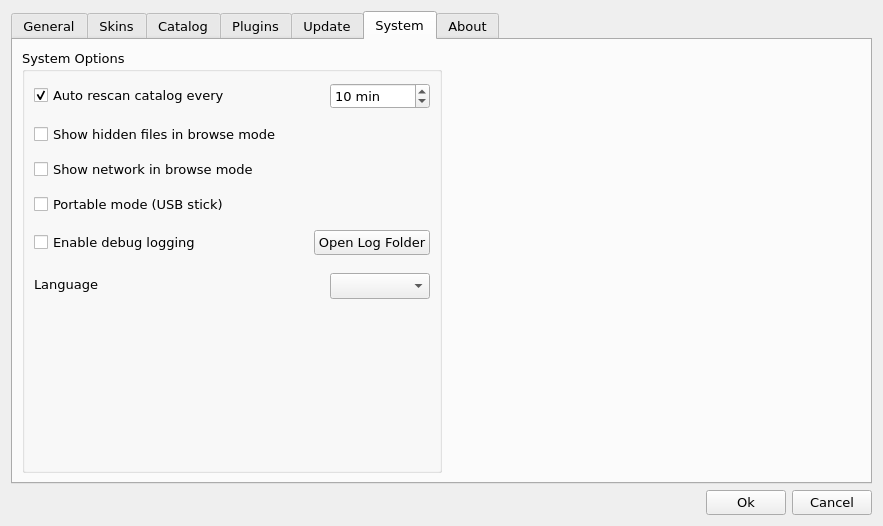
Above: src/Launchy/OptionDialog.ui from samsonwang/LaunchyQt before the change. Below: the same form after it.
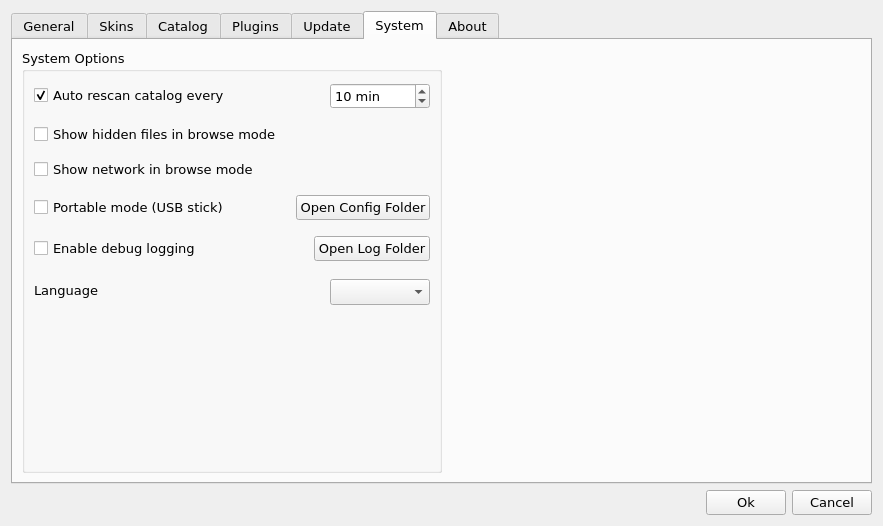
That is the form after the change. The open tabs and pages were chosen to show the change. Icons and pictures are not drawn. Custom widgets are drawn as their Qt base class.

Commit message: feature: add a button to open the config directory in the option dialog

```diff
--- a/src/Launchy/OptionDialog.ui
+++ b/src/Launchy/OptionDialog.ui
@@ -2064,11 +2064,47 @@
            </widget>
           </item>
           <item>
-           <widget class="QCheckBox" name="checkBoxPortable">
-            <property name="text">
-             <string>Portable mode (USB stick)</string>
+           <layout class="QHBoxLayout" name="horizontalLayoutPortable">
+            <property name="topMargin">
+             <number>2</number>
             </property>
-           </widget>
+            <property name="bottomMargin">
+             <number>2</number>
+            </property>
+            <item>
+             <widget class="QCheckBox" name="checkBoxPortable">
+              <property name="text">
+               <string>Portable mode (USB stick)</string>
+              </property>
+              <property name="toolTip">
+               <string>Store settings next to the executable instead of the user profile</string>
+              </property>
+             </widget>
+            </item>
+            <item>
+             <spacer name="horizontalSpacerPortable">
+              <property name="orientation">
+               <enum>Qt::Horizontal</enum>
+              </property>
+              <property name="sizeHint" stdset="0">
+               <size>
+                <width>40</width>
+                <height>20</height>
+               </size>
+              </property>
+             </spacer>
+            </item>
+            <item>
+             <widget class="QPushButton" name="pushButtonOpenConfigDir">
+              <property name="text">
+               <string>Open Config Folder</string>
+              </property>
+              <property name="toolTip">
+               <string>Open the folder that holds launchy.ini</string>
+              </property>
+             </widget>
+            </item>
+           </layout>
           </item>
           <item>
            <layout class="QHBoxLayout" name="horizontalLayoutDebugLog">
```
The commit also changes 14 other files.
